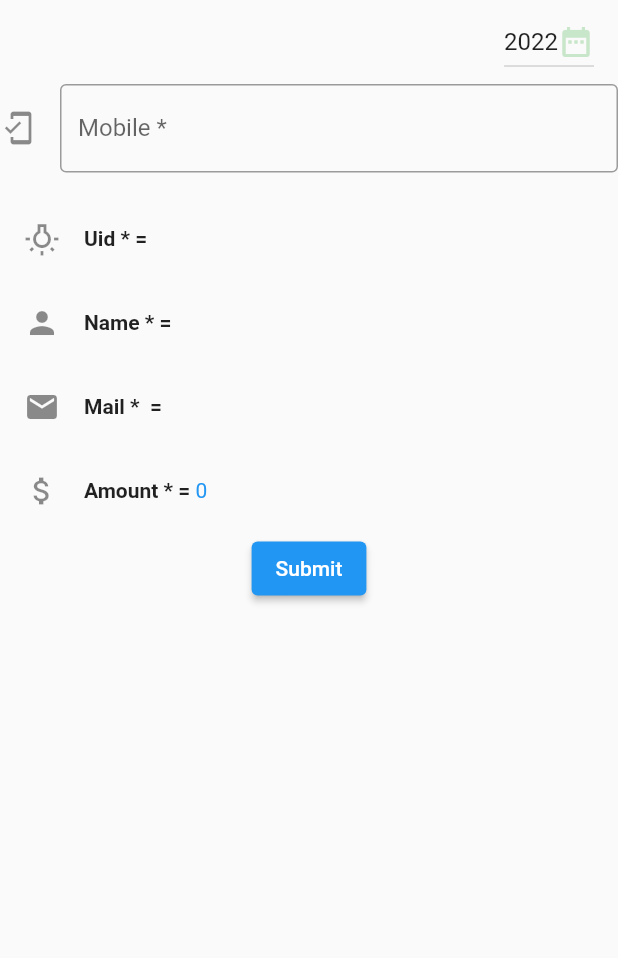
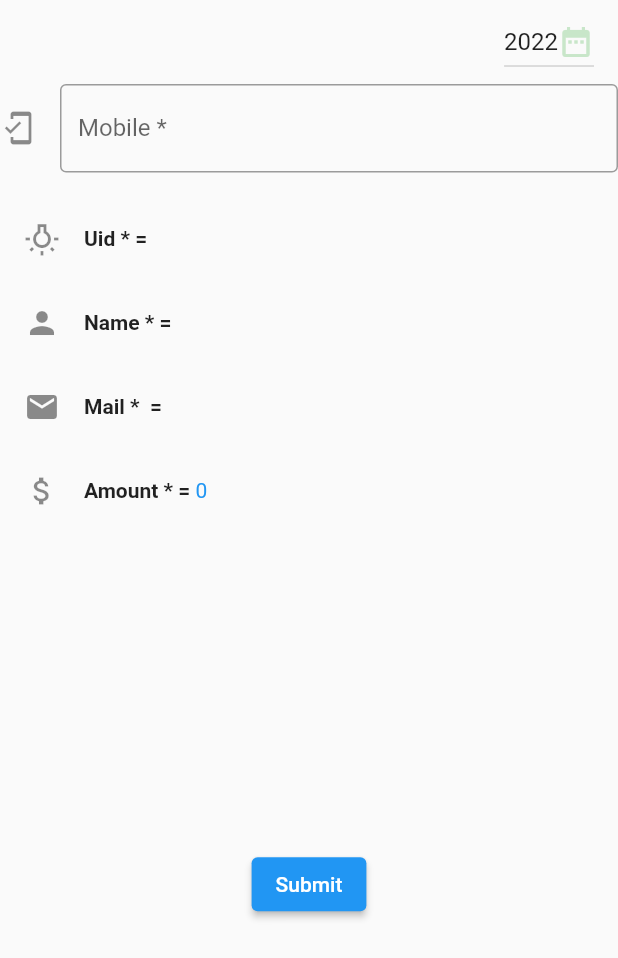
Before and after one commit to chetanshivaji/Gram, a Flutter app: the HouseWaterForm widget shown alone on an empty page, opened directly, on a phone screen of 412 x 824 dp. Shown: the top 958 px of the screen. Run offline on Flutter 3.47's test engine with Material 2 defaults, Android fonts, the phone set to English and light mode, and no system bars; our stand-ins replace cloud_firestore, firebase_auth, firebase_core, open_file, pdf; missing offline and left inert: flutter_email_sender, telephony; accounts and stored records are empty.

Commit message:
1. submit buttons expanded 2. bug fix, pending list table was missing last 3 rows due to constrained box.

```diff
--- a/lib/screens/in.dart
+++ b/lib/screens/in.dart
@@ -372,7 +372,8 @@ class HouseWaterFormState extends State<HouseWaterForm> {
           //getPadding(),
           getListTile(Icon(Icons.attach_money), labelAmount, amount.toString()),
           //getPadding(),
-          Center(
+          Expanded(
+            child: Center(
               child: ElevatedButton(
                 onPressed: () async {
                   String inTypeSubmit = "";
@@ -515,6 +516,7 @@ $registeredName
                 },
                 child: Text(
                   bLabelSubmit,
+                ),
               ),
             ),
           ),
```
Also changed, not shown: lib/util.dart (+7 -3 lines). Lines whose indentation alone changed are shown as unchanged.
